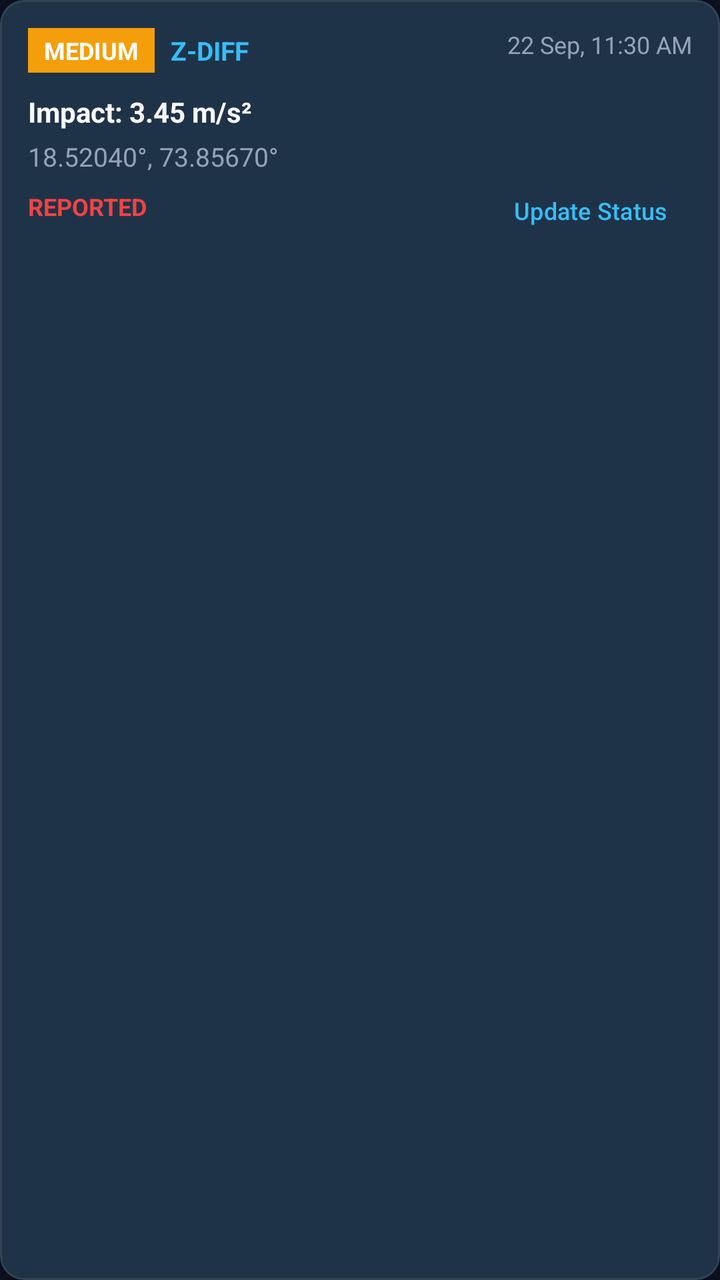
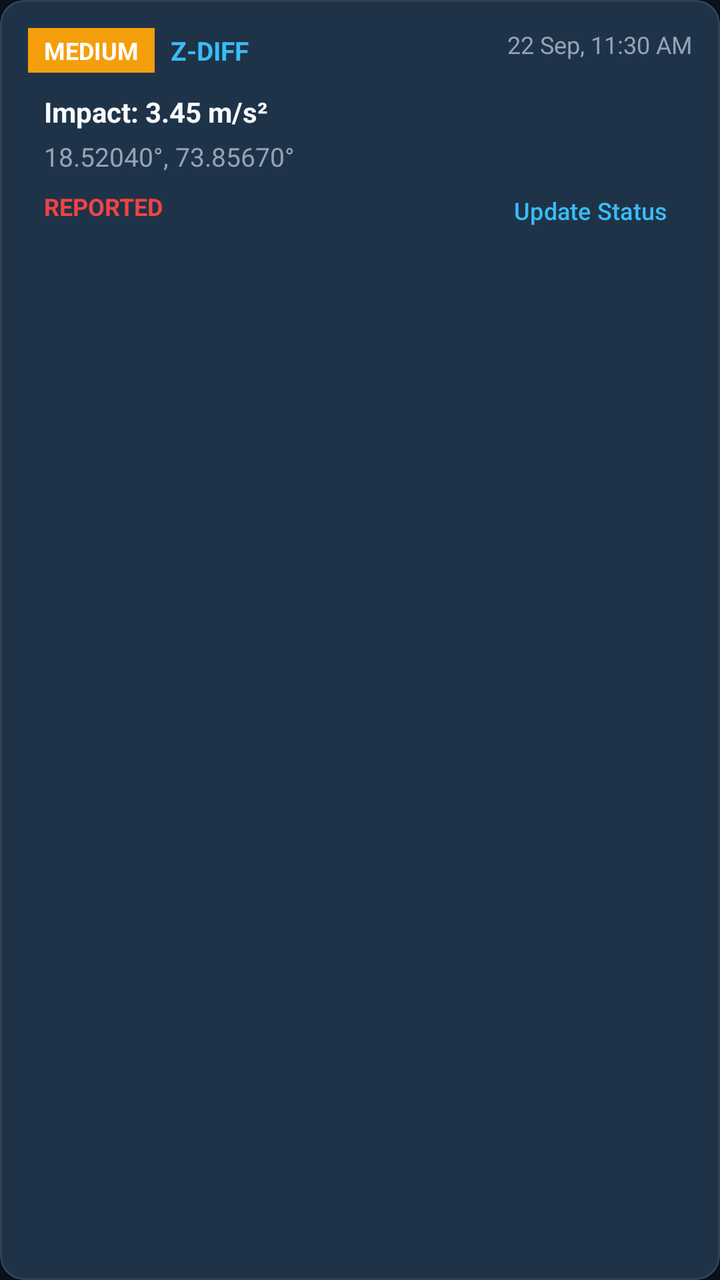

Screens rendered from an Android XML layout before and after an edit, with the pre-edit source and the edit as a unified diff.
<!-- AndroidManifest.xml: application theme Theme.Khadda -->
<!-- res/layout/item_pothole_card.xml -->
<?xml version="1.0" encoding="utf-8"?>
<com.google.android.material.card.MaterialCardView xmlns:android="http://schemas.android.com/apk/res/android"
    xmlns:app="http://schemas.android.com/apk/res-auto"
    android:layout_width="match_parent"
    android:layout_height="wrap_content"
    android:layout_marginHorizontal="12dp"
    android:layout_marginVertical="6dp"
    app:cardBackgroundColor="@color/surface"
    app:cardCornerRadius="12dp"
    app:cardElevation="2dp"
    app:strokeColor="@color/surface_variant"
    app:strokeWidth="1dp">

    <androidx.constraintlayout.widget.ConstraintLayout
        android:layout_width="match_parent"
        android:layout_height="wrap_content"
        android:padding="14dp">

        <TextView
            android:id="@+id/tvSeverityBadge"
            android:layout_width="wrap_content"
            android:layout_height="wrap_content"
            android:background="@color/severity_medium"
            android:paddingHorizontal="8dp"
            android:paddingVertical="3dp"
            android:text="MEDIUM"
            android:textColor="#FFFFFF"
            android:textSize="12sp"
            android:textStyle="bold"
            app:layout_constraintStart_toStartOf="parent"
            app:layout_constraintTop_toTopOf="parent" />

        <TextView
            android:id="@+id/tvAlgorithm"
            android:layout_width="wrap_content"
            android:layout_height="wrap_content"
            android:layout_marginStart="8dp"
            android:text="Z-DIFF"
            android:textColor="@color/primary"
            android:textSize="13sp"
            android:textStyle="bold"
            app:layout_constraintBottom_toBottomOf="@id/tvSeverityBadge"
            app:layout_constraintStart_toEndOf="@id/tvSeverityBadge"
            app:layout_constraintTop_toTopOf="@id/tvSeverityBadge" />

        <TextView
            android:id="@+id/tvTimestamp"
            android:layout_width="wrap_content"
            android:layout_height="wrap_content"
            android:text="22 Sep, 11:30 AM"
            android:textColor="@color/on_surface_muted"
            android:textSize="12sp"
            app:layout_constraintEnd_toEndOf="parent"
            app:layout_constraintTop_toTopOf="parent" />

        <TextView
            android:id="@+id/tvImpact"
            android:layout_width="wrap_content"
            android:layout_height="wrap_content"
            android:layout_marginTop="10dp"
            android:text="Impact: 3.45 m/s²"
            android:textColor="@color/on_surface"
            android:textSize="14sp"
            android:textStyle="bold"
            app:layout_constraintStart_toStartOf="parent"
            app:layout_constraintTop_toBottomOf="@id/tvSeverityBadge" />

        <TextView
            android:id="@+id/tvLocation"
            android:layout_width="wrap_content"
            android:layout_height="wrap_content"
            android:layout_marginTop="4dp"
            android:text="18.52040°, 73.85670°"
            android:textColor="@color/on_surface_muted"
            android:textSize="13sp"
            app:layout_constraintStart_toStartOf="parent"
            app:layout_constraintTop_toBottomOf="@id/tvImpact" />

        <TextView
            android:id="@+id/tvStatusBadge"
            android:layout_width="wrap_content"
            android:layout_height="wrap_content"
            android:layout_marginTop="8dp"
            android:text="REPORTED"
            android:textColor="@color/severity_high"
            android:textSize="12sp"
            android:textStyle="bold"
            app:layout_constraintStart_toStartOf="parent"
            app:layout_constraintTop_toBottomOf="@id/tvLocation" />

        <com.google.android.material.button.MaterialButton
            android:id="@+id/btnChangeStatus"
            style="@style/Widget.Material3.Button.TextButton"
            android:layout_width="wrap_content"
            android:layout_height="36dp"
            android:text="Update Status"
            android:textSize="12sp"
            app:layout_constraintBottom_toBottomOf="parent"
            app:layout_constraintEnd_toEndOf="parent"
            app:layout_constraintTop_toBottomOf="@id/tvLocation" />

    </androidx.constraintlayout.widget.ConstraintLayout>

</com.google.android.material.card.MaterialCardView>
<!-- resources referenced by this layout -->
<resources>
  <color name="on_surface">#F8FAFC</color>
  <color name="on_surface_muted">#94A3B8</color>
  <color name="primary">#38BDF8</color>
  <color name="severity_high">#EF4444</color>
  <color name="severity_medium">#F59E0B</color>
  <color name="surface">#1E293B</color>
  <color name="surface_variant">#334155</color>
  <style name="Theme.Khadda" parent="Theme.Material3.DayNight.NoActionBar">
          <item name="colorPrimary">@color/primary</item>
          <item name="colorOnPrimary">@color/on_primary</item>
          <item name="android:windowBackground">@color/background</item>
          <item name="android:colorBackground">@color/background</item>
          <item name="colorSurface">@color/surface</item>
          <item name="colorOnSurface">@color/on_surface</item>
          <item name="android:statusBarColor">@color/background</item>
          <item name="android:navigationBarColor">@color/surface</item>
      </style>
  <color name="on_primary">#0F172A</color>
  <color name="background">#0B1120</color>
</resources>

<!-- the commit's change to res/layout/item_pothole_card.xml (unified diff, before → after) -->
@@ -43,6 +43,16 @@
             app:layout_constraintStart_toEndOf="@id/tvSeverityBadge"
             app:layout_constraintTop_toTopOf="@id/tvSeverityBadge" />
 
+        <ImageView
+            android:id="@+id/ivPothole"
+            android:layout_width="80dp"
+            android:layout_height="80dp"
+            android:layout_marginTop="8dp"
+            android:scaleType="centerCrop"
+            android:visibility="gone"
+            app:layout_constraintStart_toStartOf="parent"
+            app:layout_constraintTop_toBottomOf="@id/tvSeverityBadge" />
+
         <TextView
             android:id="@+id/tvTimestamp"
             android:layout_width="wrap_content"
@@ -58,11 +68,12 @@
             android:layout_width="wrap_content"
             android:layout_height="wrap_content"
             android:layout_marginTop="10dp"
+            android:layout_marginStart="8dp"
             android:text="Impact: 3.45 m/s²"
             android:textColor="@color/on_surface"
             android:textSize="14sp"
             android:textStyle="bold"
-            app:layout_constraintStart_toStartOf="parent"
+            app:layout_constraintStart_toEndOf="@id/ivPothole"
             app:layout_constraintTop_toBottomOf="@id/tvSeverityBadge" />
 
         <TextView
@@ -73,7 +84,7 @@
             android:text="18.52040°, 73.85670°"
             android:textColor="@color/on_surface_muted"
             android:textSize="13sp"
-            app:layout_constraintStart_toStartOf="parent"
+            app:layout_constraintStart_toStartOf="@id/tvImpact"
             app:layout_constraintTop_toBottomOf="@id/tvImpact" />
 
         <TextView
@@ -85,7 +96,7 @@
             android:textColor="@color/severity_high"
             android:textSize="12sp"
             android:textStyle="bold"
-            app:layout_constraintStart_toStartOf="parent"
+            app:layout_constraintStart_toStartOf="@id/tvImpact"
             app:layout_constraintTop_toBottomOf="@id/tvLocation" />
 
         <com.google.android.material.button.MaterialButton
